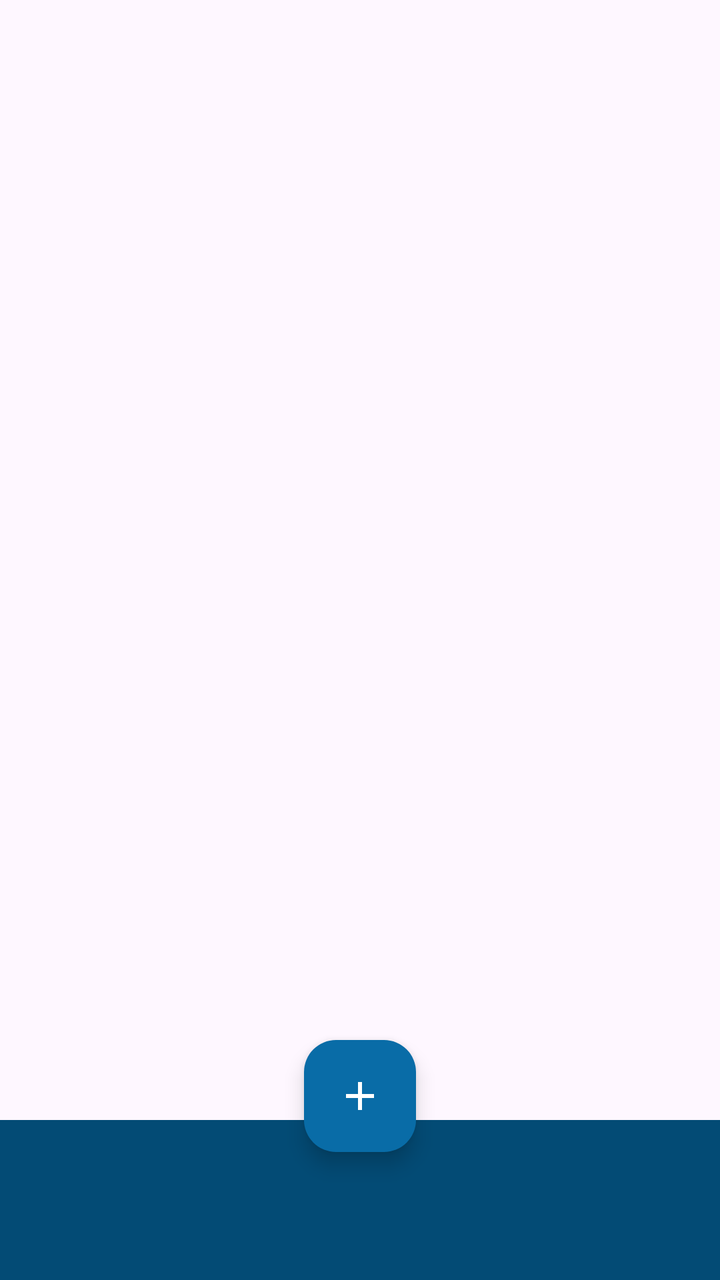
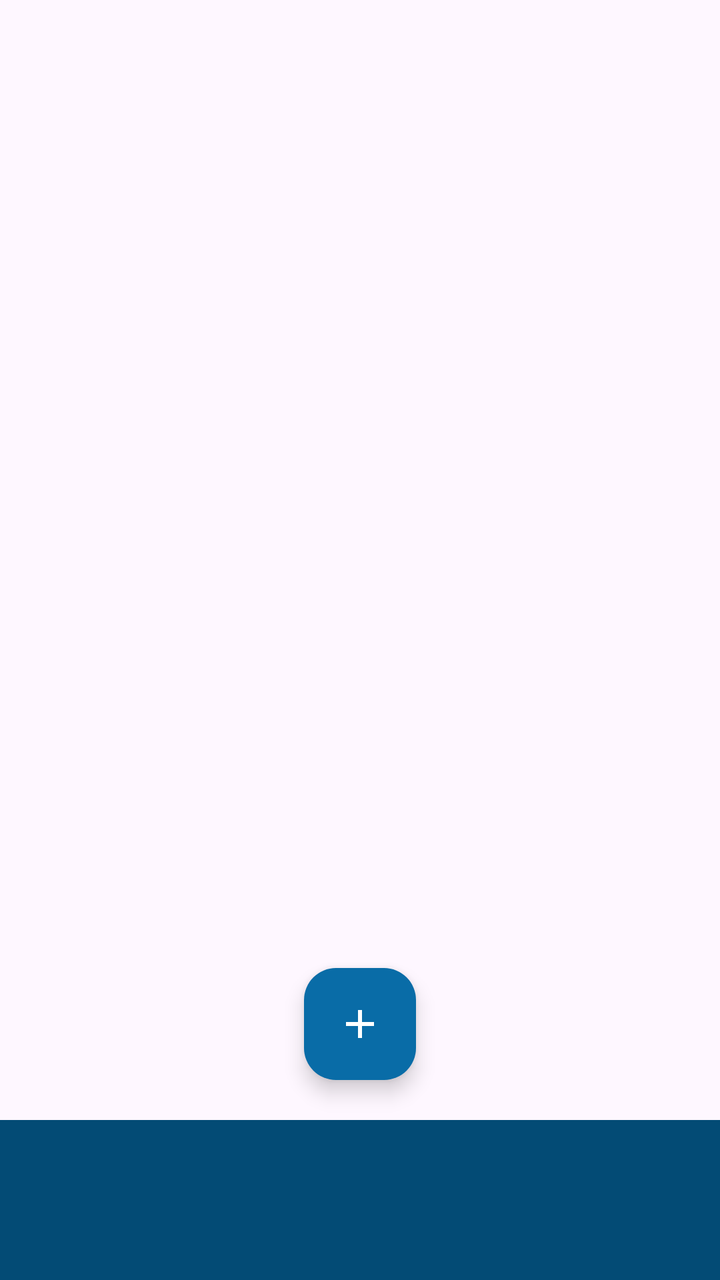

Screens rendered from an Android XML layout before and after an edit, with the pre-edit source and the edit as a unified diff.
<!-- AndroidManifest.xml: application theme Theme.PoolApp -->
<!-- res/layout/activity_main.xml -->
<?xml version="1.0" encoding="utf-8"?>
<androidx.drawerlayout.widget.DrawerLayout
    xmlns:android="http://schemas.android.com/apk/res/android"
    xmlns:app="http://schemas.android.com/apk/res-auto"
    xmlns:tools="http://schemas.android.com/tools"
    android:id="@+id/drawer_layout"
    android:layout_width="match_parent"
    android:layout_height="match_parent"
    tools:openDrawer="start"
   >

    <androidx.coordinatorlayout.widget.CoordinatorLayout
        android:layout_width="match_parent"
        android:layout_height="match_parent">

        <FrameLayout
            android:id="@+id/fragment_container"
            android:layout_width="match_parent"
            android:layout_height="match_parent"
            android:paddingBottom="?attr/actionBarSize" />

        <com.google.android.material.bottomnavigation.BottomNavigationView
            android:id="@+id/bottom_navigation_view"
            android:layout_width="match_parent"
            android:layout_height="wrap_content"
            android:layout_gravity="bottom"
            app:labelVisibilityMode="labeled"
            android:background="?attr/colorPrimaryVariant"
            app:itemIconTint="?attr/colorOnPrimary"
            app:itemTextColor="?attr/colorOnPrimary"
            app:itemRippleColor="@color/PrimaryColour"
            />

        <com.google.android.material.floatingactionbutton.FloatingActionButton
            android:id="@+id/fab_add"
            android:layout_width="wrap_content"
            android:layout_height="wrap_content"
            android:layout_gravity="bottom|center_horizontal"
            android:layout_marginBottom="64dp"
            android:src="@drawable/ic_add_white_24dp"
            app:backgroundTint="?attr/colorPrimary"
            app:tint="@android:color/white" />

        <FrameLayout
            android:id="@+id/fab_overlay"
            android:layout_width="match_parent"
            android:layout_height="match_parent"
            android:background="@color/black_overlay"
            android:clickable="true"
            android:focusable="true"
            android:visibility="gone">

            <LinearLayout
                android:id="@+id/speed_dial_menu_container"
                android:layout_width="wrap_content"
                android:layout_height="wrap_content"
                android:orientation="vertical"
                android:layout_gravity="center_horizontal|bottom"
                android:layout_marginBottom="150dp"
                android:gravity="center_horizontal"
                android:padding="70dp">

                <Button
                    android:id="@+id/btn_action_1"
                    android:layout_width="200dp"
                    android:layout_height="wrap_content"
                    android:background="@drawable/bg_rounded_button"
                    android:textColor="@color/black"
                    android:textSize="16sp"
                    android:paddingVertical="12dp"
                    android:layout_marginBottom="12dp"/>

                <Button
                    android:id="@+id/btn_action_2"
                    android:layout_width="200dp"
                    android:layout_height="wrap_content"
                    android:background="@drawable/bg_rounded_button"
                    android:textColor="@color/black"
                    android:textSize="16sp"
                    android:paddingVertical="12dp"
                    android:layout_marginBottom="12dp"/>

                <Button
                    android:id="@+id/btn_action_3"
                    android:layout_width="200dp"
                    android:layout_height="wrap_content"
                    android:background="@drawable/bg_rounded_button"
                    android:textColor="@color/black"
                    android:textSize="16sp"
                    android:paddingVertical="12dp"
                    android:layout_marginBottom="12dp"/>

                <Button
                    android:id="@+id/btn_action_4"
                    android:layout_width="200dp"
                    android:layout_height="wrap_content"
                    android:background="@drawable/bg_rounded_button"
                    android:textColor="@color/black"
                    android:textSize="16sp"
                    android:paddingVertical="12dp"
                    android:layout_marginBottom="12dp"/>

                <Button
                    android:id="@+id/btn_action_5"
                    android:layout_width="200dp"
                    android:layout_height="wrap_content"
                    android:background="@drawable/bg_rounded_button"
                    android:textColor="@color/black"
                    android:textSize="16sp"
                    android:paddingVertical="12dp"
                    android:layout_marginBottom="12dp"/>

                <Button
                    android:id="@+id/btn_action_6"
                    android:layout_width="200dp"
                    android:layout_height="wrap_content"
                    android:background="@drawable/bg_rounded_button"
                    android:textColor="@color/black"
                    android:textSize="16sp"
                    android:paddingVertical="12dp"/>

            </LinearLayout>

        </FrameLayout>

    </androidx.coordinatorlayout.widget.CoordinatorLayout>

    <FrameLayout
        android:id="@+id/drawer_container"
        android:layout_width="300dp"
        android:layout_height="match_parent"
        android:layout_gravity="start"
        android:background="@color/white" />

</androidx.drawerlayout.widget.DrawerLayout>
<!-- resources referenced by this layout -->
<resources>
  <color name="PrimaryColour">#096ca7</color>
  <color name="black">#FF000000</color>
  <color name="black_overlay">#80000000</color>
  <color name="white">#FFFFFFFF</color>
  <!-- drawable bg_rounded_button (drawable) -->
  <?xml version="1.0" encoding="utf-8"?>
  <shape xmlns:android="http://schemas.android.com/apk/res/android"
      android:shape="rectangle">
      <corners android:radius="24dp"/> <solid android:color="@android:color/white"/> <stroke android:width="1dp" android:color="@color/grey"/> </shape>
  <!-- drawable ic_add_white_24dp (drawable) -->
  <vector android:height="24dp" android:tint="#FFFFFF"
      android:viewportHeight="24" android:viewportWidth="24"
      android:width="24dp" xmlns:android="http://schemas.android.com/apk/res/android">
      <path android:fillColor="@android:color/white" android:pathData="M19,13h-6v6h-2v-6H5v-2h6V5h2v6h6v2z"/>
  </vector>
  <style name="Theme.PoolApp" parent="Theme.Material3.DayNight.NoActionBar">
  
          <item name="colorPrimary">@color/colorPrimary</item>
  
          <item name="colorPrimaryVariant">@color/colorPrimaryVariant</item>
  
          <item name="colorOnPrimary">@color/colorOnPrimary</item>
  
          <item name="colorSecondary">@color/colorSecondary</item>
  
          <item name="colorOnSecondary">@color/colorOnSecondary</item>
  
          <item name="colorSurface">@color/colorSurface</item>
  
          <item name="colorOnSurface">@color/colorOnSurface</item>
  
          <item name="android:statusBarColor" tools:targetApi="l">?attr/colorPrimaryVariant</item>
  
      </style>
  <color name="grey">#A9A9A9</color>
  <color name="colorPrimary">#096ca7</color>
  <color name="colorPrimaryVariant">#034b75</color>
  <color name="colorOnPrimary">#FFFFFF</color>
  <color name="colorSecondary">#0A57FF</color>
  <color name="colorOnSecondary">#FFFFFF</color>
  <color name="colorSurface">#FFFFFF</color>
  <color name="colorOnSurface">#1C1B1F</color>
</resources>

<!-- the commit's change to res/layout/activity_main.xml (unified diff, before → after) -->
@@ -36,7 +36,7 @@
             android:layout_width="wrap_content"
             android:layout_height="wrap_content"
             android:layout_gravity="bottom|center_horizontal"
-            android:layout_marginBottom="64dp"
+            android:layout_marginBottom="100dp"
             android:src="@drawable/ic_add_white_24dp"
             app:backgroundTint="?attr/colorPrimary"
             app:tint="@android:color/white" />
